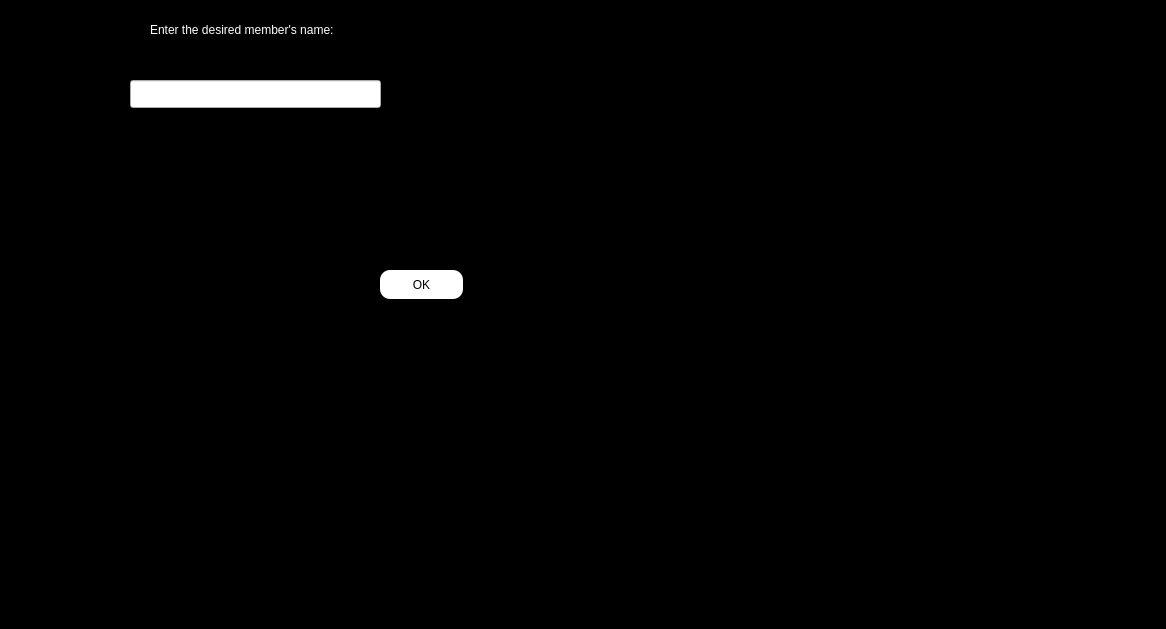
Above: enter/view_member_task_in_team.ui from Shayanrava/APproject before the change. Below: the same form after it.
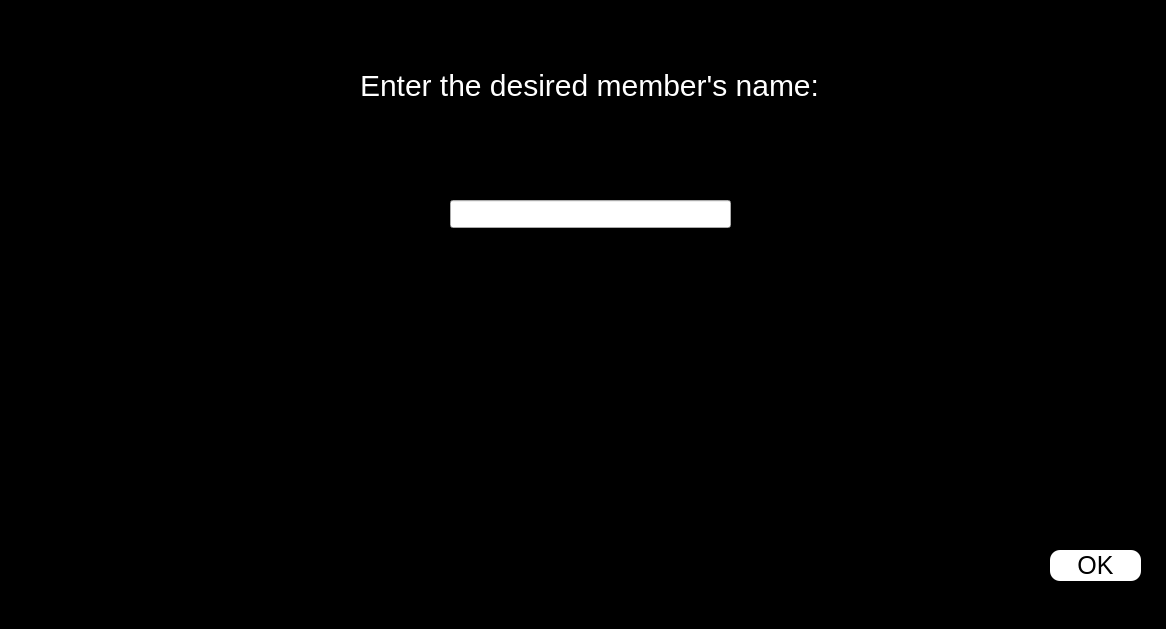
That is the form after the change.

Commit message: view_member_task_in project and team ui edited

Diff of the .ui file:
```diff
--- a/enter/view_member_task_in_team.ui
+++ b/enter/view_member_task_in_team.ui
@@ -22,16 +22,17 @@
   <widget class="QLabel" name="label">
    <property name="geometry">
     <rect>
-     <x>150</x>
-     <y>20</y>
-     <width>231</width>
-     <height>20</height>
+     <x>360</x>
+     <y>60</y>
+     <width>461</width>
+     <height>51</height>
     </rect>
    </property>
    <property name="styleSheet">
     <string notr="true">#label
 {
 color:white;
+font-size:30px;
 }</string>
    </property>
    <property name="text">
@@ -41,9 +42,9 @@
   <widget class="QLineEdit" name="view_mamber_task_led">
    <property name="geometry">
     <rect>
-     <x>130</x>
-     <y>80</y>
-     <width>251</width>
+     <x>450</x>
+     <y>200</y>
+     <width>281</width>
      <height>28</height>
     </rect>
    </property>
@@ -57,10 +58,10 @@
   <widget class="QPushButton" name="view_task_member_pbn">
    <property name="geometry">
     <rect>
-     <x>380</x>
-     <y>270</y>
-     <width>83</width>
-     <height>29</height>
+     <x>1050</x>
+     <y>550</y>
+     <width>91</width>
+     <height>31</height>
     </rect>
    </property>
    <property name="styleSheet">
@@ -73,6 +74,7 @@
 {
 background-color:white;
 border-radius:10px;
+font-size:25px;
 }</string>
    </property>
    <property name="text">
```
The commit also changes 1 other file.
